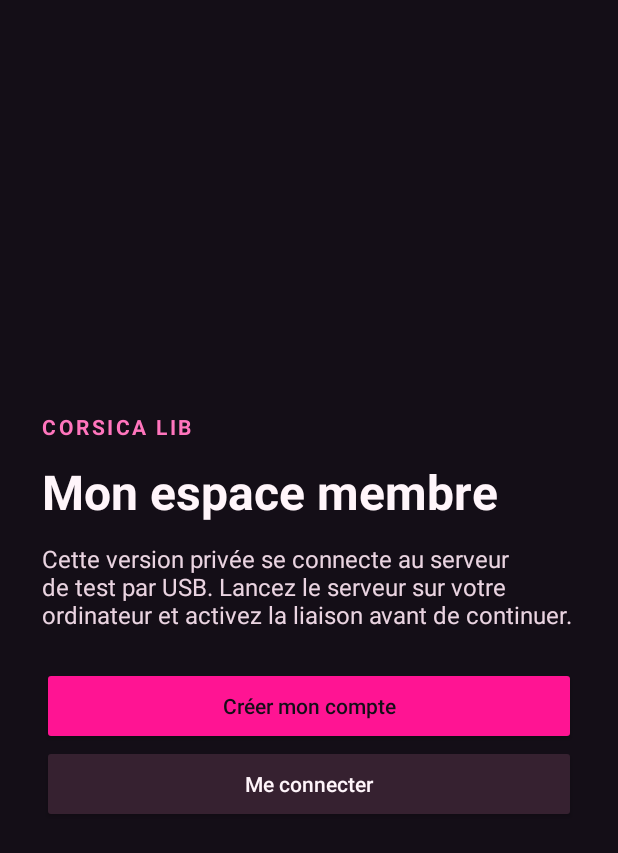
After one commit to ldasptt20/Corsica-lib, an Android app: the layout start.xml on its own in the app's theme, with its tools: preview values and no code run, on a phone screen of 412 x 824 dp. The commit adds this screen. Shown: the top 853 px of the screen. Run offline under Robolectric (Android 15) with nearby library versions, the phone set to English and light mode, and no system bars.

Commit message:
Ajouter l’accueil Android privé et ses entrées inscription et connexion

```diff
--- a/android/app/build.gradle
+++ b/android/app/build.gradle
@@ -18,4 +18,3 @@ android {
         }
     }
 }
-dependencies { implementation 'androidx.browser:browser:1.8.0' }
--- a/android/app/src/main/AndroidManifest.xml
+++ b/android/app/src/main/AndroidManifest.xml
@@ -1,7 +1,7 @@
 <manifest xmlns:android="http://schemas.android.com/apk/res/android">
-    <application android:label="Corsica Lib · Test" android:allowBackup="false"
+    <application android:label="@string/app_name" android:allowBackup="false"
         android:theme="@android:style/Theme.Material.NoActionBar">
-        <activity android:name=".MemberActivity" android:exported="true">
+        <activity android:name="fr.corsicalib.membres.MemberActivity" android:exported="true">
             <intent-filter>
                 <action android:name="android.intent.action.MAIN"/>
                 <category android:name="android.intent.category.LAUNCHER"/>
--- /dev/null
+++ b/android/app/src/main/res/layout/start.xml
@@ -0,0 +1,18 @@
+<ScrollView xmlns:android="http://schemas.android.com/apk/res/android"
+    android:layout_width="match_parent" android:layout_height="match_parent" android:background="#140E17"
+    android:fillViewport="true">
+    <LinearLayout android:layout_width="match_parent" android:layout_height="wrap_content"
+        android:padding="28dp" android:gravity="center_vertical" android:orientation="vertical">
+        <TextView android:layout_width="wrap_content" android:layout_height="wrap_content"
+            android:text="@string/brand" android:textColor="#FF75BD" android:letterSpacing="0.12" android:textStyle="bold" />
+        <TextView android:layout_width="wrap_content" android:layout_height="wrap_content" android:layout_marginTop="12dp"
+            android:text="@string/title" android:textSize="32sp" android:textStyle="bold" android:textColor="#FFF5FA" />
+        <TextView android:layout_width="match_parent" android:layout_height="wrap_content" android:layout_marginTop="12dp"
+            android:text="@string/details" android:textSize="16sp" android:textColor="#EAD4E1" />
+        <Button android:id="@+id/signup" android:layout_width="match_parent" android:layout_height="wrap_content"
+            android:minHeight="52dp" android:layout_marginTop="24dp" android:text="@string/signup" android:textAllCaps="false"
+            android:backgroundTint="#FF1493" android:textColor="#140E17" />
+        <Button android:id="@+id/login" android:layout_width="match_parent" android:layout_height="wrap_content"
+            android:minHeight="52dp" android:text="@string/login" android:textAllCaps="false" android:backgroundTint="#362130" android:textColor="#FFF5FA" />
+    </LinearLayout>
+</ScrollView>
--- /dev/null
+++ b/android/app/src/main/res/values/strings.xml
@@ -0,0 +1,9 @@
+<resources>
+    <string name="app_name">Corsica Lib · Test</string>
+    <string name="brand">CORSICA LIB</string>
+    <string name="title">Mon espace membre</string>
+    <string name="details">Cette version privée se connecte au serveur de test par USB. Lancez le serveur sur votre ordinateur et activez la liaison avant de continuer.</string>
+    <string name="signup">Créer mon compte</string>
+    <string name="login">Me connecter</string>
+    <string name="missing_browser">Un navigateur Android est nécessaire pour ouvrir votre espace membre.</string>
+</resources>
```
Also changed, not shown: android/app/src/main/java/fr/corsicalib/membres/MemberActivity.java (+17 -9 lines), 1 other file.
